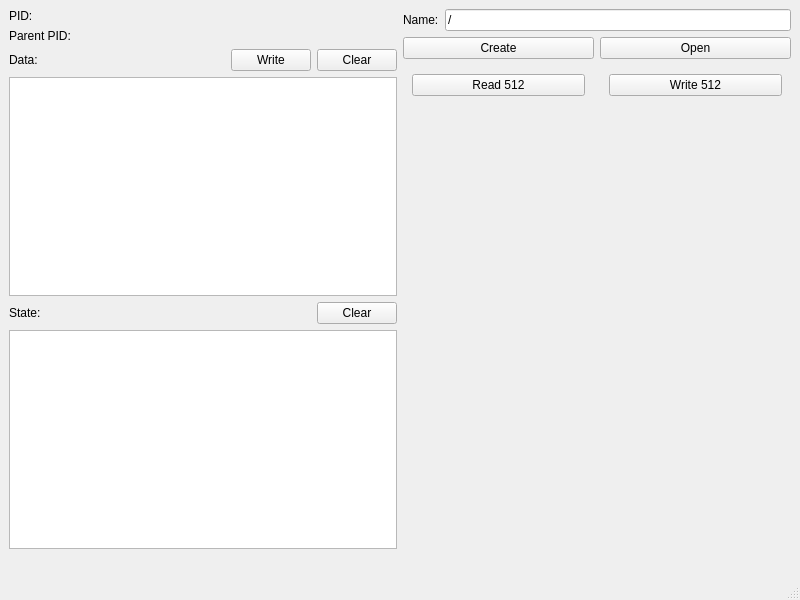
This is Real/EX3/msg/mainwindow.ui in wh201906/OS_course as Qt 5 draws it before an edit. The edited form follows.
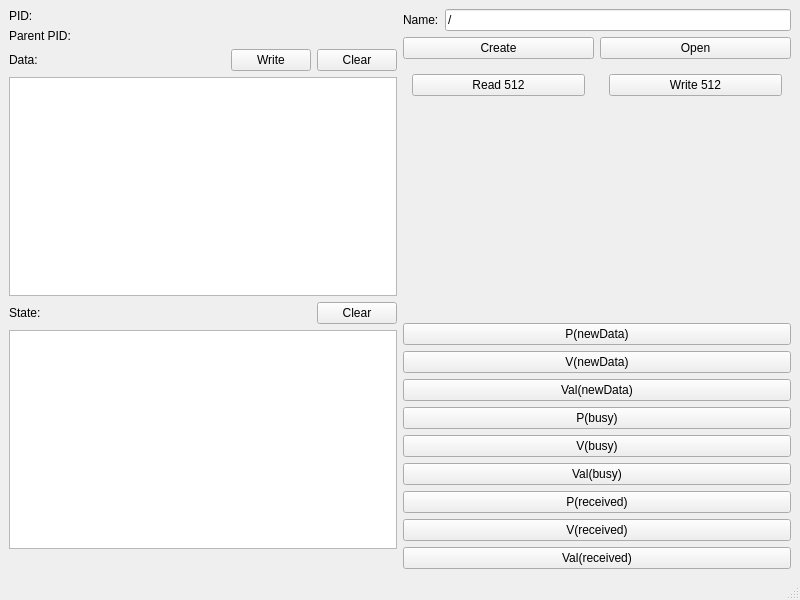
This is the edited form.

Commit message: EX3: mutex for message queue

What changed in the file:
```diff
--- a/Real/EX3/msg/mainwindow.ui
+++ b/Real/EX3/msg/mainwindow.ui
@@ -200,6 +200,69 @@
         </property>
        </spacer>
       </item>
+      <item>
+       <widget class="QPushButton" name="newData_PButton">
+        <property name="text">
+         <string>P(newData)</string>
+        </property>
+       </widget>
+      </item>
+      <item>
+       <widget class="QPushButton" name="newData_VButton">
+        <property name="text">
+         <string>V(newData)</string>
+        </property>
+       </widget>
+      </item>
+      <item>
+       <widget class="QPushButton" name="newData_valButton">
+        <property name="text">
+         <string>Val(newData)</string>
+        </property>
+       </widget>
+      </item>
+      <item>
+       <widget class="QPushButton" name="busy_PButton">
+        <property name="text">
+         <string>P(busy)</string>
+        </property>
+       </widget>
+      </item>
+      <item>
+       <widget class="QPushButton" name="busy_VButton">
+        <property name="text">
+         <string>V(busy)</string>
+        </property>
+       </widget>
+      </item>
+      <item>
+       <widget class="QPushButton" name="busy_valButton">
+        <property name="text">
+         <string>Val(busy)</string>
+        </property>
+       </widget>
+      </item>
+      <item>
+       <widget class="QPushButton" name="received_PButton">
+        <property name="text">
+         <string>P(received)</string>
+        </property>
+       </widget>
+      </item>
+      <item>
+       <widget class="QPushButton" name="received_VButton">
+        <property name="text">
+         <string>V(received)</string>
+        </property>
+       </widget>
+      </item>
+      <item>
+       <widget class="QPushButton" name="received_valButton">
+        <property name="text">
+         <string>Val(received)</string>
+        </property>
+       </widget>
+      </item>
      </layout>
     </item>
    </layout>
```
Left out of the diff: 2 changed lines with no effect on the pictures. The commit also changes 2 other files.
